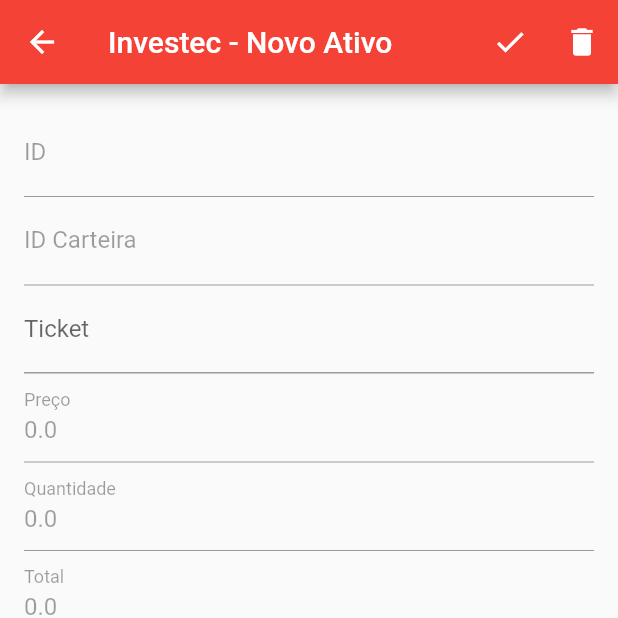
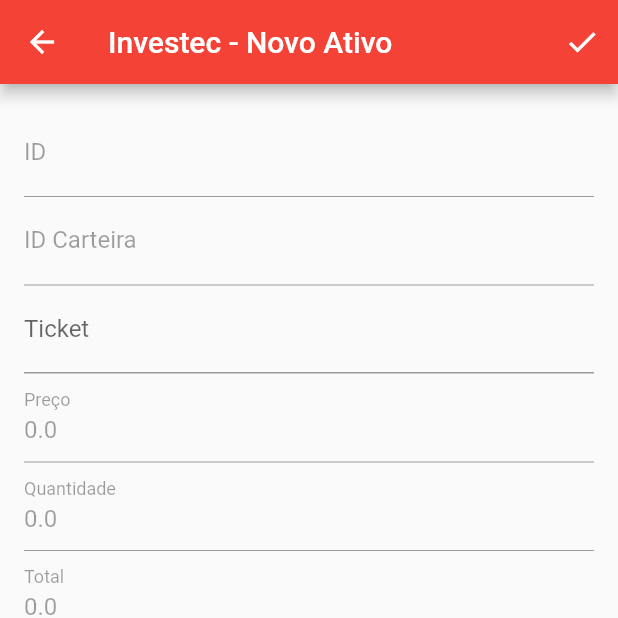
Before and after one commit to echer/investec-frontend, a Flutter app: the PageCadastroAtivo screen opened directly with empty values, on a phone screen of 412 x 824 dp, the top half of it. Run offline on Flutter 3.47's test engine with Material 2 defaults, Android fonts, the phone set to English and light mode, and no system bars; our stand-ins replace dio, get_it, injectable, pretty_dio_logger, retrofit, shared_preferences and 1 more; accounts and stored records are empty; generated files the repository leaves out were written again.

Commit message:
tratativa botão excluir

```diff
--- a/Investec/lib/ui/pages/ativos/page-cadastro-ativo.dart
+++ b/Investec/lib/ui/pages/ativos/page-cadastro-ativo.dart
@@ -73,10 +73,11 @@ class _PageCadastroAtivo extends State<PageCadastroAtivo> {
               }
             },
           ),
-          IconButton(
-            icon: Icon(Icons.delete),
-            onPressed: () => {},
-          ),
+          if (idController.text.isNotEmpty)
+            IconButton(
+              icon: Icon(Icons.delete),
+              onPressed: () => {},
+            ),
         ],
         title: Text(idController.text.isEmpty
             ? 'Investec - Novo Ativo'
```
Also changed, not shown: Investec/lib/ui/pages/carteira/page-cadastro-carteira.dart (+5 -4 lines).
